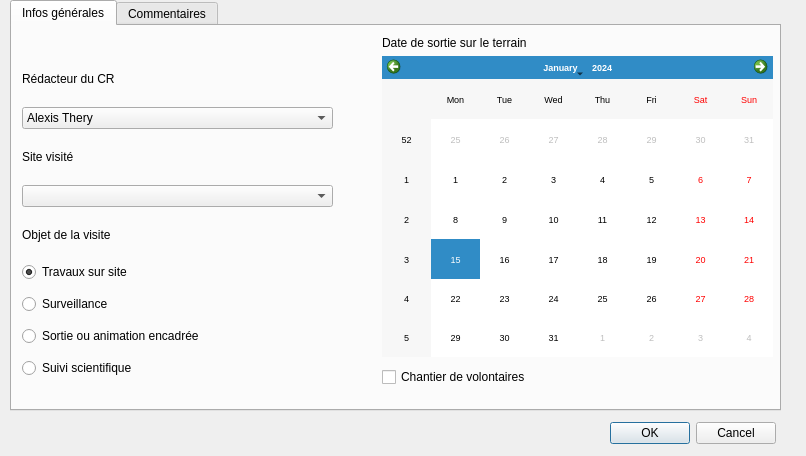
Old version of the form ui_bdtravaux_sortie.ui in the repository VincentD/bdtravaux.
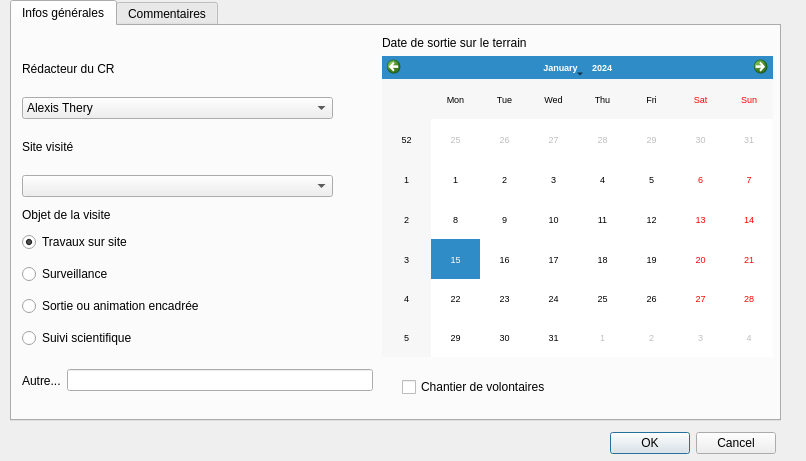
New version of the form.

Commit message: - Gestion des données "chantier de volontaire" - Adaptation et correction globale du modèle de composeur - Ajout d'un choix "autres" pour l'objet de la visite, dans le module "Sortie"

What changed in the file:
```diff
--- a/ui_bdtravaux_sortie.ui
+++ b/ui_bdtravaux_sortie.ui
@@ -7,7 +7,7 @@
     <x>0</x>
     <y>0</y>
     <width>806</width>
-    <height>456</height>
+    <height>461</height>
    </rect>
   </property>
   <property name="windowTitle">
@@ -17,7 +17,7 @@
    <property name="geometry">
     <rect>
      <x>600</x>
-     <y>420</y>
+     <y>430</y>
      <width>176</width>
      <height>27</height>
     </rect>
@@ -35,7 +35,7 @@
      <x>10</x>
      <y>0</y>
      <width>771</width>
-     <height>411</height>
+     <height>421</height>
     </rect>
    </property>
    <property name="focusPolicy">
@@ -67,7 +67,7 @@
      <property name="geometry">
       <rect>
        <x>10</x>
-       <y>30</y>
+       <y>20</y>
        <width>311</width>
        <height>151</height>
       </rect>
@@ -177,7 +177,7 @@
      <property name="geometry">
       <rect>
        <x>10</x>
-       <y>200</y>
+       <y>180</y>
        <width>227</width>
        <height>17</height>
       </rect>
@@ -189,8 +189,8 @@
     <widget class="QCheckBox" name="chantvol">
      <property name="geometry">
       <rect>
-       <x>370</x>
-       <y>340</y>
+       <x>390</x>
+       <y>350</y>
        <width>389</width>
        <height>22</height>
       </rect>
@@ -199,11 +199,11 @@
       <string>Chantier de volontaires</string>
      </property>
     </widget>
-    <widget class="QWidget" name="">
+    <widget class="QWidget" name="layoutWidget">
      <property name="geometry">
       <rect>
        <x>10</x>
-       <y>230</y>
+       <y>200</y>
        <width>229</width>
        <height>131</height>
       </rect>
@@ -254,6 +254,28 @@
       </item>
      </layout>
     </widget>
+    <widget class="QWidget" name="">
+     <property name="geometry">
+      <rect>
+       <x>10</x>
+       <y>340</y>
+       <width>351</width>
+       <height>29</height>
+      </rect>
+     </property>
+     <layout class="QHBoxLayout" name="horizontalLayout">
+      <item>
+       <widget class="QLabel" name="lbl_obj_autre">
+        <property name="text">
+         <string>Autre...</string>
+        </property>
+       </widget>
+      </item>
+      <item>
+       <widget class="QLineEdit" name="obj_autre"/>
+      </item>
+     </layout>
+    </widget>
    </widget>
    <widget class="QWidget" name="tab_comm">
     <attribute name="title">
```
The commit also changes 4 other files.
